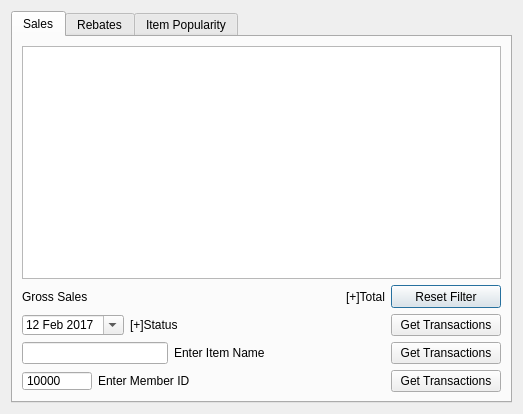
The window that BulkClub/storemanagerwindow.ui (nealhitzfield/Bulk-Club) describes before a commit, drawn with Qt 5.
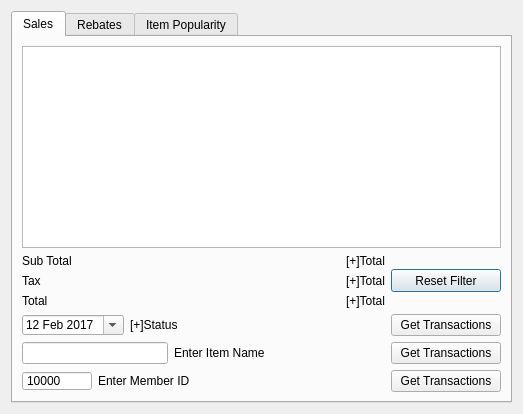
The same window after the commit.

The edit to the form file:
```diff
--- a/BulkClub/storemanagerwindow.ui
+++ b/BulkClub/storemanagerwindow.ui
@@ -23,9 +23,9 @@
       <attribute name="title">
        <string>Sales</string>
       </attribute>
-      <layout class="QHBoxLayout" name="horizontalLayout_8">
+      <layout class="QHBoxLayout" name="horizontalLayout_11">
        <item>
-        <layout class="QVBoxLayout" name="verticalLayout_3">
+        <layout class="QVBoxLayout" name="verticalLayout_4">
          <item>
           <widget class="QTableView" name="dailyView">
            <property name="sizeAdjustPolicy">
@@ -34,18 +34,22 @@
           </widget>
          </item>
          <item>
+          <layout class="QVBoxLayout" name="verticalLayout_3">
+           <item>
+            <layout class="QHBoxLayout" name="horizontalLayout_10">
+             <item>
           <layout class="QVBoxLayout" name="verticalLayout_2">
            <item>
-            <layout class="QHBoxLayout" name="horizontalLayout_6">
+                <layout class="QHBoxLayout" name="horizontalLayout_9">
              <item>
               <widget class="QLabel" name="label_3">
                <property name="text">
-                <string>Gross Sales</string>
+                    <string>Sub Total</string>
                </property>
               </widget>
              </item>
              <item>
-              <widget class="QLabel" name="gross_sales">
+                  <widget class="QLabel" name="subtotal">
                <property name="text">
                 <string>[+]Total</string>
                </property>
@@ -53,6 +57,52 @@
                 <set>Qt::AlignRight|Qt::AlignTrailing|Qt::AlignVCenter</set>
                </property>
               </widget>
+                 </item>
+                </layout>
+               </item>
+               <item>
+                <layout class="QHBoxLayout" name="horizontalLayout_6">
+                 <item>
+                  <widget class="QLabel" name="label_4">
+                   <property name="text">
+                    <string>Tax</string>
+                   </property>
+                  </widget>
+                 </item>
+                 <item>
+                  <widget class="QLabel" name="tax">
+                   <property name="text">
+                    <string>[+]Total</string>
+                   </property>
+                   <property name="alignment">
+                    <set>Qt::AlignRight|Qt::AlignTrailing|Qt::AlignVCenter</set>
+                   </property>
+                  </widget>
+                 </item>
+                </layout>
+               </item>
+               <item>
+                <layout class="QHBoxLayout" name="horizontalLayout_8">
+                 <item>
+                  <widget class="QLabel" name="label_5">
+                   <property name="text">
+                    <string>Total</string>
+                   </property>
+                  </widget>
+                 </item>
+                 <item>
+                  <widget class="QLabel" name="total">
+                   <property name="text">
+                    <string>[+]Total</string>
+                   </property>
+                   <property name="alignment">
+                    <set>Qt::AlignRight|Qt::AlignTrailing|Qt::AlignVCenter</set>
+                   </property>
+                  </widget>
+                 </item>
+                </layout>
+               </item>
+              </layout>
              </item>
              <item>
               <widget class="QPushButton" name="resetButton">
```
Lines whose indentation alone changed are shown as unchanged.
